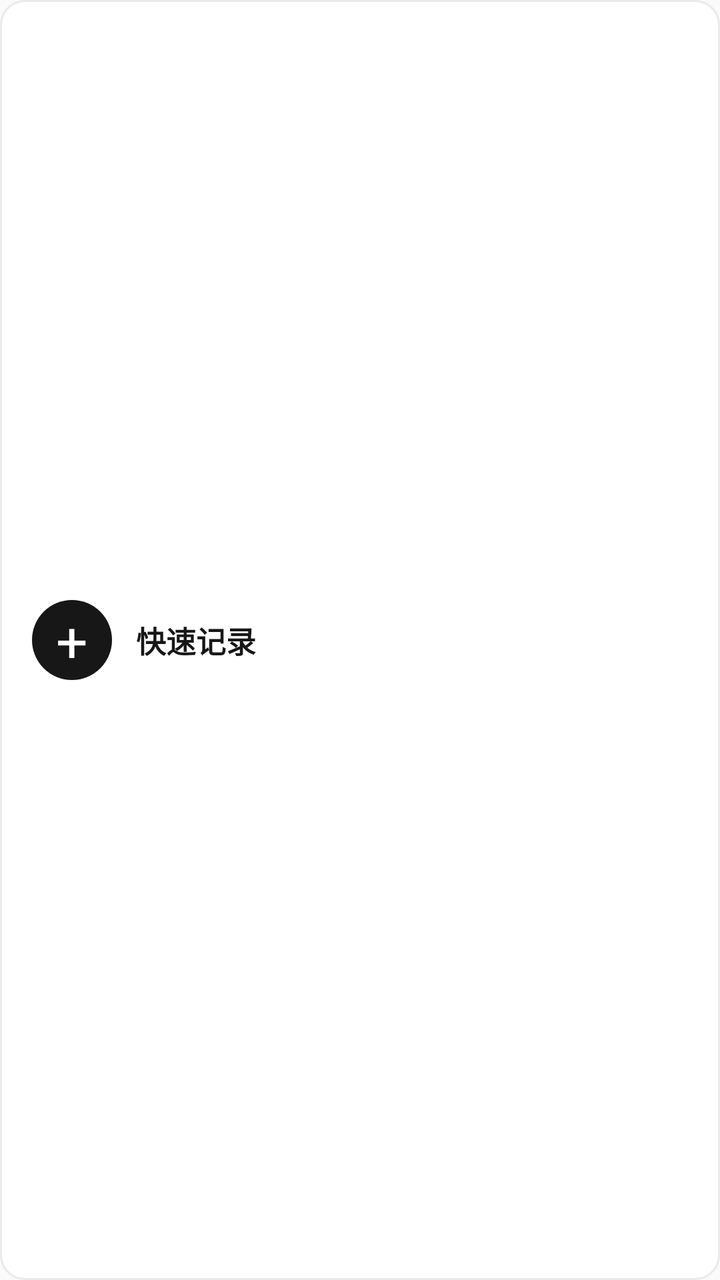
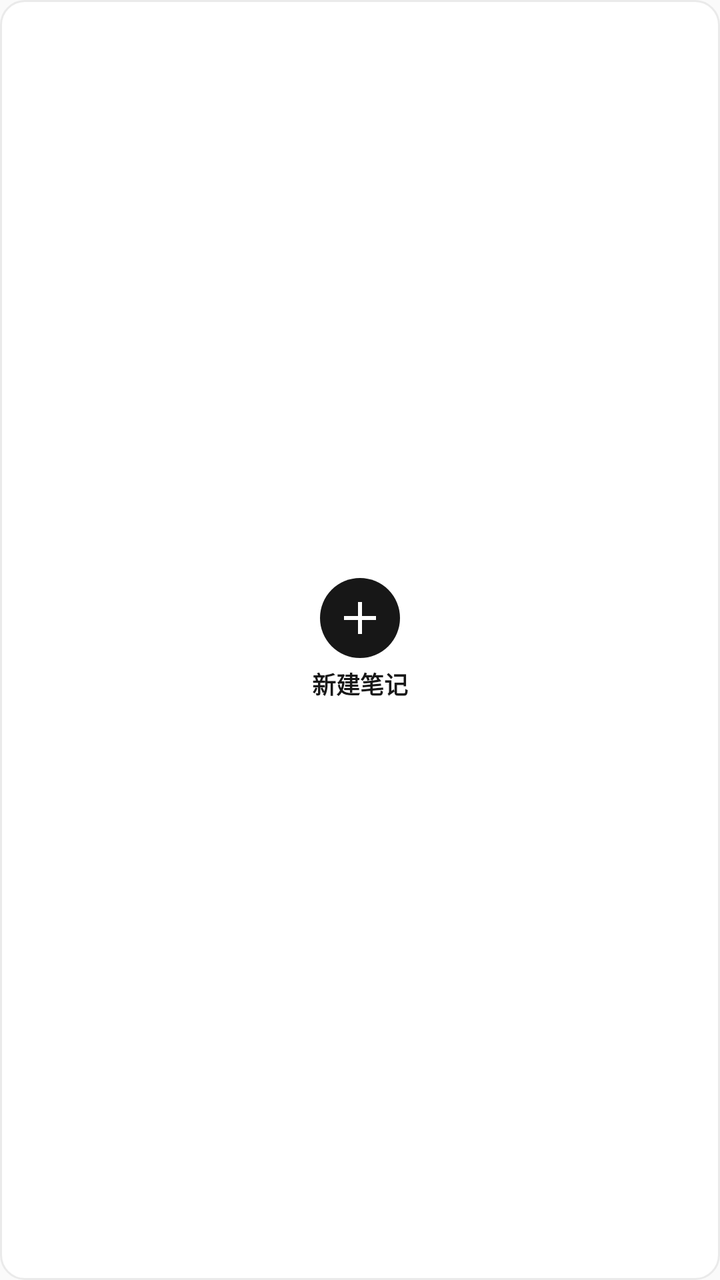

The first picture is an Android layout as it rendered before a commit; the second is the same layout after the commit. The layout source and the unified diff follow.
<!-- AndroidManifest.xml: application theme android:Theme.Material.Light.NoActionBar -->
<!-- res/layout/widget_quick_capture.xml -->
<LinearLayout xmlns:android="http://schemas.android.com/apk/res/android"
    android:id="@+id/widget_quick_capture"
    android:layout_width="match_parent"
    android:layout_height="match_parent"
    android:background="@drawable/widget_surface"
    android:gravity="center_vertical"
    android:orientation="horizontal"
    android:padding="16dp">
    <TextView
        android:id="@+id/widget_quick_icon"
        android:layout_width="40dp"
        android:layout_height="40dp"
        android:background="@drawable/widget_action"
        android:gravity="center"
        android:text="+"
        android:textColor="#FFFFFFFF"
        android:textSize="28sp" />
    <TextView
        android:id="@+id/widget_quick_label"
        android:layout_width="wrap_content"
        android:layout_height="wrap_content"
        android:layout_marginStart="12dp"
        android:text="快速记录"
        android:textColor="#FF171717"
        android:textSize="15sp"
        android:textStyle="bold" />
</LinearLayout>
<!-- resources referenced by this layout -->
<resources>
  <!-- drawable widget_action (drawable) -->
  <shape xmlns:android="http://schemas.android.com/apk/res/android" android:shape="rectangle">
      <solid android:color="#FF171717" />
      <corners android:radius="20dp" />
  </shape>
  <!-- drawable widget_surface (drawable) -->
  <shape xmlns:android="http://schemas.android.com/apk/res/android" android:shape="rectangle">
      <solid android:color="#FFFFFFFF" />
      <corners android:radius="12dp" />
      <stroke android:width="1dp" android:color="#FFEAEAEA" />
  </shape>
</resources>

<!-- the commit's change to res/layout/widget_quick_capture.xml (unified diff, before → after) -->
@@ -3,25 +3,27 @@
     android:layout_width="match_parent"
     android:layout_height="match_parent"
     android:background="@drawable/widget_surface"
-    android:gravity="center_vertical"
-    android:orientation="horizontal"
-    android:padding="16dp">
-    <TextView
+    android:contentDescription="新建笔记"
+    android:gravity="center"
+    android:orientation="vertical"
+    android:padding="6dp">
+    <ImageView
         android:id="@+id/widget_quick_icon"
         android:layout_width="40dp"
         android:layout_height="40dp"
         android:background="@drawable/widget_action"
-        android:gravity="center"
-        android:text="+"
-        android:textColor="#FFFFFFFF"
-        android:textSize="28sp" />
+        android:contentDescription="新建笔记"
+        android:padding="10dp"
+        android:scaleType="fitCenter"
+        android:src="@drawable/widget_plus" />
     <TextView
         android:id="@+id/widget_quick_label"
         android:layout_width="wrap_content"
         android:layout_height="wrap_content"
-        android:layout_marginStart="12dp"
-        android:text="快速记录"
+        android:layout_marginTop="4dp"
+        android:text="新建笔记"
+        android:singleLine="true"
         android:textColor="#FF171717"
-        android:textSize="15sp"
+        android:textSize="12sp"
         android:textStyle="bold" />
 </LinearLayout>
<!-- resource entries referenced after the edit -->
@@ -5,6 +5,16 @@
       <solid android:color="#FF171717" />
       <corners android:radius="20dp" />
   </shape>
+  <!-- drawable widget_plus (drawable) -->
+  <vector xmlns:android="http://schemas.android.com/apk/res/android"
+      android:width="20dp"
+      android:height="20dp"
+      android:viewportWidth="20"
+      android:viewportHeight="20">
+      <path
+          android:fillColor="#FFFFFFFF"
+          android:pathData="M9,2h2v7h7v2h-7v7h-2v-7h-7v-2h7z" />
+  </vector>
   <!-- drawable widget_surface (drawable) -->
   <shape xmlns:android="http://schemas.android.com/apk/res/android" android:shape="rectangle">
       <solid android:color="#FFFFFFFF" />
